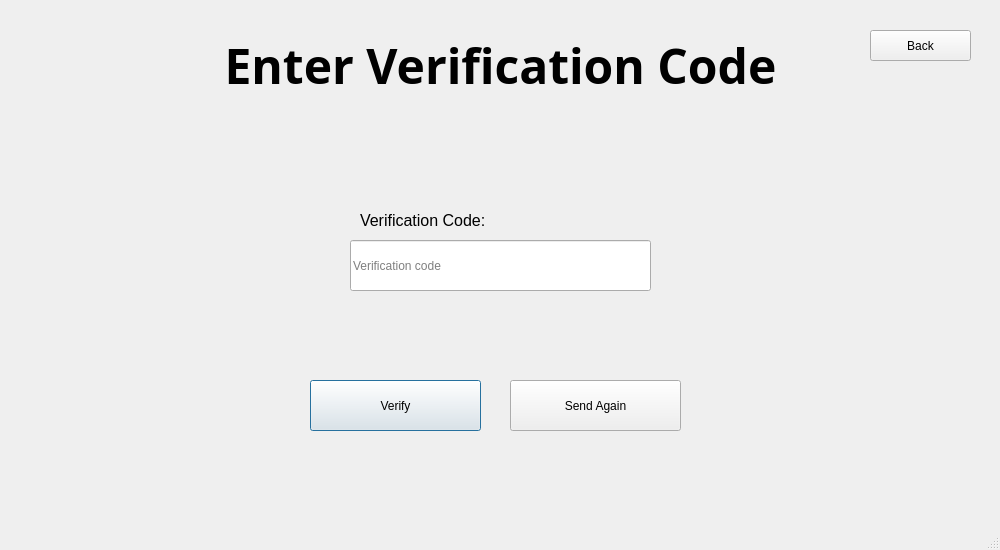
The window that Main/client/gui/ui/verification.ui (SuperName3102/Final-Project) describes before a commit, drawn with Qt 5.
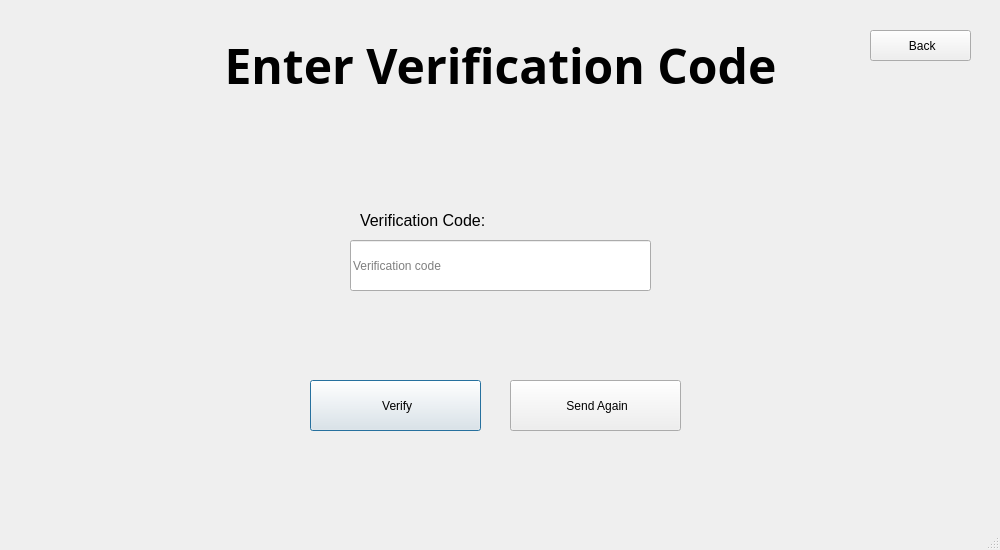
The same window after the commit.

What changed in the file:
```diff
--- a/Main/client/gui/ui/verification.ui
+++ b/Main/client/gui/ui/verification.ui
@@ -118,7 +118,7 @@
      <string notr="true"/>
     </property>
     <property name="text">
-     <string>Back</string>
+     <string> Back</string>
     </property>
     <property name="iconSize">
      <size>
@@ -140,7 +140,7 @@
      <string notr="true"/>
     </property>
     <property name="text">
-     <string>Verify</string>
+     <string> Verify</string>
     </property>
     <property name="iconSize">
      <size>
@@ -165,7 +165,7 @@
      <string notr="true"/>
     </property>
     <property name="text">
-     <string>Send Again</string>
+     <string> Send Again</string>
     </property>
     <property name="iconSize">
      <size>
```
